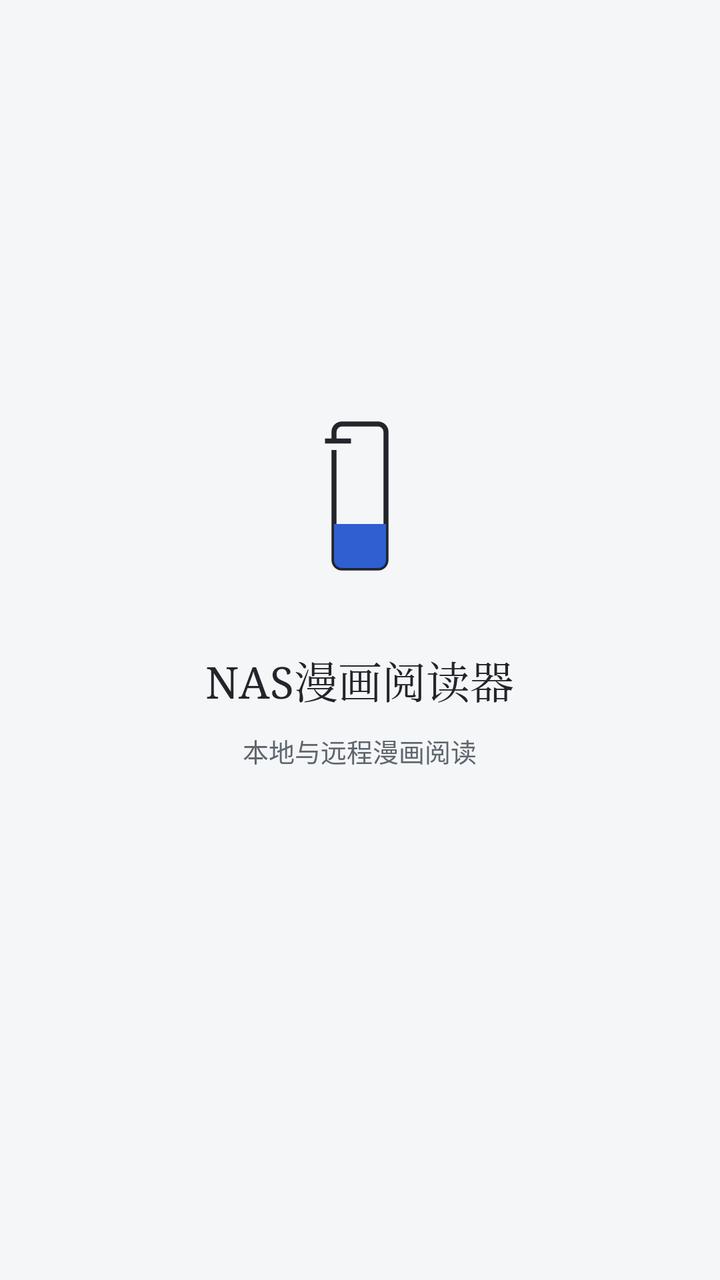
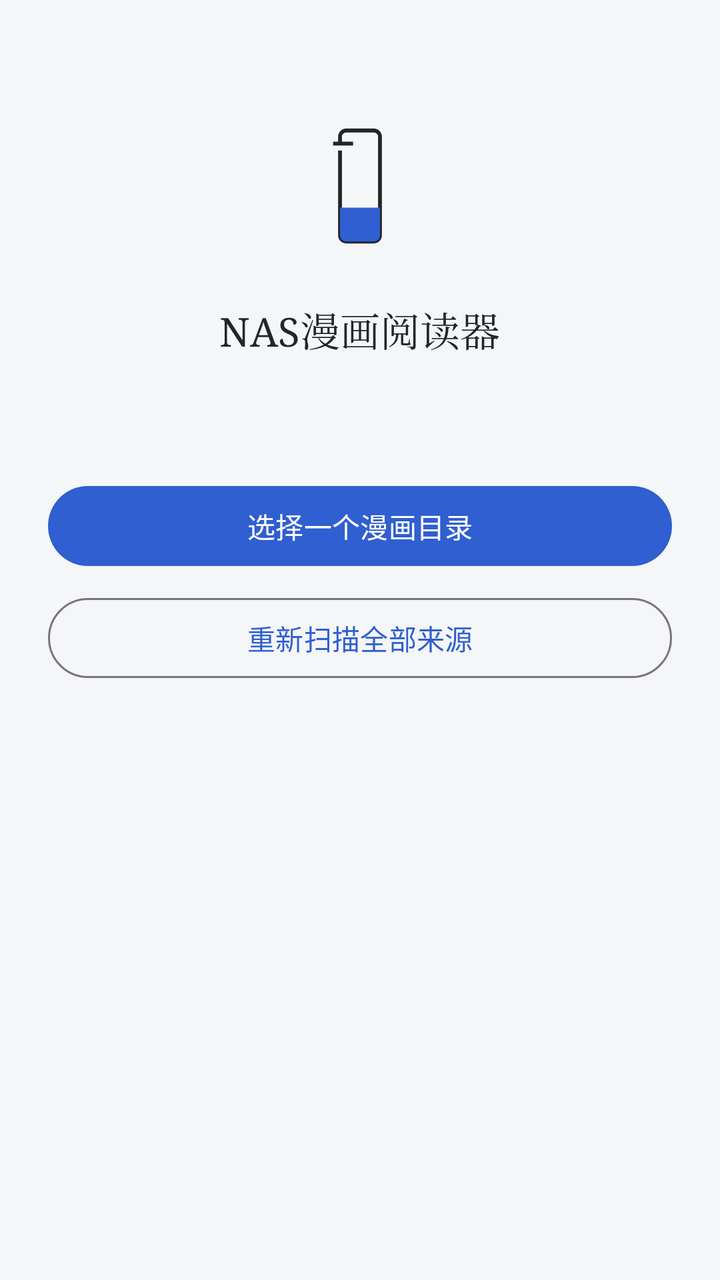

The first picture is an Android layout as it rendered before a commit; the second is the same layout after the commit. The layout source and the unified diff follow.
<!-- AndroidManifest.xml: application theme Theme.NasComic -->
<!-- res/layout/activity_main.xml -->
<?xml version="1.0" encoding="utf-8"?>
<LinearLayout xmlns:android="http://schemas.android.com/apk/res/android"
    android:layout_width="match_parent"
    android:layout_height="match_parent"
    android:orientation="vertical"
    android:gravity="center"
    android:background="@color/shell_background">

    <ImageView
        android:layout_width="72dp"
        android:layout_height="96dp"
        android:src="@drawable/ic_shell_mark"
        android:contentDescription="@null" />

    <TextView
        android:layout_width="wrap_content"
        android:layout_height="wrap_content"
        android:layout_marginTop="28dp"
        android:text="@string/app_name"
        android:textColor="@color/shell_ink"
        android:textSize="22sp"
        android:fontFamily="serif" />

    <TextView
        android:layout_width="wrap_content"
        android:layout_height="wrap_content"
        android:layout_marginTop="10dp"
        android:text="@string/shell_tagline"
        android:textColor="@color/shell_ink_muted"
        android:textSize="13sp" />

    <TextView
        android:id="@+id/version"
        android:layout_width="wrap_content"
        android:layout_height="wrap_content"
        android:layout_marginTop="40dp"
        android:textColor="@color/shell_ink_muted"
        android:textSize="11sp" />

</LinearLayout>
<!-- resources referenced by this layout -->
<resources>
  <color name="shell_background">#F4F6F8</color>
  <color name="shell_ink">#22262B</color>
  <color name="shell_ink_muted">#5F666D</color>
  <!-- drawable ic_shell_mark (drawable) -->
  <?xml version="1.0" encoding="utf-8"?>
  <vector xmlns:android="http://schemas.android.com/apk/res/android"
      android:width="72dp"
      android:height="96dp"
      android:viewportWidth="72"
      android:viewportHeight="96">
  
      
      <path
          android:pathData="M27,12 h18 a4,4 0 0 1 4,4 v64 a4,4 0 0 1 -4,4 h-18 a4,4 0 0 1 -4,-4 v-64 a4,4 0 0 1 4,-4 z"
          android:strokeColor="#22262B"
          android:strokeWidth="2.5"
          android:fillColor="#00000000" />
  
      
      <path
          android:pathData="M23,62 h26 v18 a4,4 0 0 1 -4,4 h-18 a4,4 0 0 1 -4,-4 z"
          android:fillColor="#2F5FD0" />
  
      
      <path
          android:pathData="M18,20 h14 v5 h-14 z"
          android:fillColor="#F4F6F8" />
      <path
          android:pathData="M18.5,20.5 h13"
          android:strokeColor="#22262B"
          android:strokeWidth="2.5" />
  
  </vector>
  <string name="app_name">NAS漫画阅读器</string>
  <string name="shell_tagline">本地与远程漫画阅读</string>
  <style name="Theme.NasComic" parent="Theme.Material3.DayNight.NoActionBar">
          <item name="colorPrimary">@color/brand_indigo</item>
          <item name="colorOnPrimary">#FFFFFF</item>
          <item name="colorSurface">@color/shell_background</item>
          <item name="colorOnSurface">@color/shell_ink</item>
          <item name="android:windowBackground">@color/shell_background</item>
          <item name="android:statusBarColor">@color/shell_background</item>
          <item name="android:windowLightStatusBar">true</item>
      </style>
  <color name="brand_indigo">#2F5FD0</color>
</resources>

<!-- the commit's change to res/layout/activity_main.xml (unified diff, before → after) -->
@@ -3,37 +3,64 @@
     android:layout_width="match_parent"
     android:layout_height="match_parent"
     android:orientation="vertical"
-    android:gravity="center"
+    android:gravity="center_horizontal"
+    android:padding="24dp"
     android:background="@color/shell_background">
 
     <ImageView
-        android:layout_width="72dp"
-        android:layout_height="96dp"
+        android:layout_width="56dp"
+        android:layout_height="74dp"
+        android:layout_marginTop="32dp"
         android:src="@drawable/ic_shell_mark"
         android:contentDescription="@null" />
 
     <TextView
         android:layout_width="wrap_content"
         android:layout_height="wrap_content"
-        android:layout_marginTop="28dp"
+        android:layout_marginTop="20dp"
         android:text="@string/app_name"
         android:textColor="@color/shell_ink"
-        android:textSize="22sp"
+        android:textSize="20sp"
         android:fontFamily="serif" />
 
     <TextView
+        android:id="@+id/summary"
         android:layout_width="wrap_content"
         android:layout_height="wrap_content"
         android:layout_marginTop="10dp"
-        android:text="@string/shell_tagline"
         android:textColor="@color/shell_ink_muted"
+        android:textSize="13sp" />
+
+    <Button
+        android:id="@+id/add_folder"
+        android:layout_width="match_parent"
+        android:layout_height="wrap_content"
+        android:layout_marginTop="32dp"
+        android:text="@string/action_pick_folder" />
+
+    <Button
+        android:id="@+id/rescan"
+        style="@style/Widget.Material3.Button.OutlinedButton"
+        android:layout_width="match_parent"
+        android:layout_height="wrap_content"
+        android:layout_marginTop="8dp"
+        android:text="@string/action_rescan" />
+
+    <TextView
+        android:id="@+id/status"
+        android:layout_width="match_parent"
+        android:layout_height="wrap_content"
+        android:layout_marginTop="24dp"
+        android:gravity="center"
+        android:lineSpacingExtra="4dp"
+        android:textColor="@color/shell_ink"
         android:textSize="13sp" />
 
     <TextView
         android:id="@+id/version"
         android:layout_width="wrap_content"
         android:layout_height="wrap_content"
-        android:layout_marginTop="40dp"
+        android:layout_marginTop="32dp"
         android:textColor="@color/shell_ink_muted"
         android:textSize="11sp" />
 
<!-- resource entries referenced after the edit -->
@@ -33,8 +33,9 @@
           android:strokeWidth="2.5" />
   
   </vector>
+  <string name="action_pick_folder">选择一个漫画目录</string>
+  <string name="action_rescan">重新扫描全部来源</string>
   <string name="app_name">NAS漫画阅读器</string>
-  <string name="shell_tagline">本地与远程漫画阅读</string>
   <style name="Theme.NasComic" parent="Theme.Material3.DayNight.NoActionBar">
           <item name="colorPrimary">@color/brand_indigo</item>
           <item name="colorOnPrimary">#FFFFFF</item>
